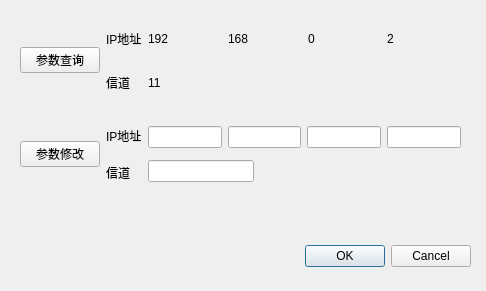
The window that argsetup.ui (ishamo/boom) describes before a commit, drawn with Qt 5.
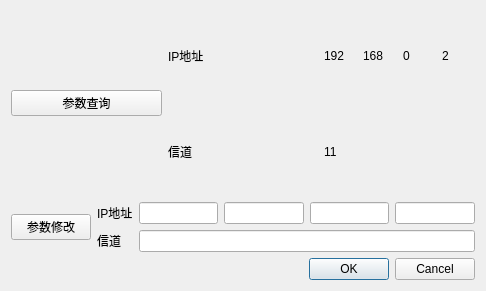
The same window after the commit.

```diff
--- a/argsetup.ui
+++ b/argsetup.ui
@@ -16,15 +16,61 @@
   <property name="modal">
    <bool>true</bool>
   </property>
+  <layout class="QGridLayout" name="gridLayout">
+   <item row="1" column="0">
+    <layout class="QHBoxLayout" name="horizontalLayout_4">
+     <item>
+      <widget class="QPushButton" name="pushButton_2">
+       <property name="text">
+        <string>参数修改</string>
+       </property>
+      </widget>
+     </item>
+     <item>
+      <layout class="QVBoxLayout" name="verticalLayout">
+       <item>
+        <widget class="QLabel" name="label_3">
+         <property name="text">
+          <string>IP地址</string>
+         </property>
+        </widget>
+       </item>
+       <item>
+        <widget class="QLabel" name="label_4">
+         <property name="text">
+          <string>信道</string>
+         </property>
+        </widget>
+       </item>
+      </layout>
+     </item>
+     <item>
+      <layout class="QVBoxLayout" name="verticalLayout_4">
+       <item>
+        <layout class="QHBoxLayout" name="horizontalLayout_2">
+         <item>
+          <widget class="QLineEdit" name="lineEdit"/>
+         </item>
+         <item>
+          <widget class="QLineEdit" name="lineEdit_2"/>
+         </item>
+         <item>
+          <widget class="QLineEdit" name="lineEdit_3"/>
+         </item>
+         <item>
+          <widget class="QLineEdit" name="lineEdit_4"/>
+         </item>
+        </layout>
+       </item>
+       <item>
+        <widget class="QLineEdit" name="lineEdit_5"/>
+       </item>
+      </layout>
+     </item>
+    </layout>
+   </item>
+   <item row="2" column="0">
   <widget class="QDialogButtonBox" name="buttonBox">
-   <property name="geometry">
-    <rect>
-     <x>130</x>
-     <y>240</y>
-     <width>341</width>
-     <height>32</height>
-    </rect>
-   </property>
    <property name="orientation">
     <enum>Qt::Horizontal</enum>
    </property>
@@ -32,16 +78,9 @@
     <set>QDialogButtonBox::Cancel|QDialogButtonBox::Ok</set>
    </property>
   </widget>
-  <widget class="QWidget" name="">
-   <property name="geometry">
-    <rect>
-     <x>20</x>
-     <y>20</y>
-     <width>441</width>
-     <height>81</height>
-    </rect>
-   </property>
-   <layout class="QHBoxLayout" name="horizontalLayout_6">
+   </item>
+   <item row="0" column="0">
+    <layout class="QHBoxLayout" name="horizontalLayout_3">
     <item>
      <widget class="QPushButton" name="pushButton">
       <property name="text">
@@ -50,8 +89,6 @@
      </widget>
     </item>
     <item>
-     <layout class="QHBoxLayout" name="horizontalLayout_5">
-      <item>
        <layout class="QVBoxLayout" name="verticalLayout_2">
         <item>
          <widget class="QLabel" name="label">
@@ -104,112 +141,17 @@
          </layout>
         </item>
         <item>
-         <layout class="QHBoxLayout" name="horizontalLayout_3">
-          <item>
            <widget class="QLabel" name="label_9">
             <property name="text">
              <string>11</string>
             </property>
            </widget>
           </item>
-          <item>
-           <spacer name="horizontalSpacer">
-            <property name="orientation">
-             <enum>Qt::Horizontal</enum>
-            </property>
-            <property name="sizeHint" stdset="0">
-             <size>
-              <width>40</width>
-              <height>20</height>
-             </size>
-            </property>
-           </spacer>
-          </item>
          </layout>
         </item>
        </layout>
       </item>
      </layout>
-    </item>
-   </layout>
-  </widget>
-  <widget class="QWidget" name="">
-   <property name="geometry">
-    <rect>
-     <x>20</x>
-     <y>120</y>
-     <width>441</width>
-     <height>68</height>
-    </rect>
-   </property>
-   <layout class="QHBoxLayout" name="horizontalLayout_7">
-    <item>
-     <widget class="QPushButton" name="pushButton_2">
-      <property name="text">
-       <string>参数修改</string>
-      </property>
-     </widget>
-    </item>
-    <item>
-     <layout class="QVBoxLayout" name="verticalLayout">
-      <item>
-       <widget class="QLabel" name="label_3">
-        <property name="text">
-         <string>IP地址</string>
-        </property>
-       </widget>
-      </item>
-      <item>
-       <widget class="QLabel" name="label_4">
-        <property name="text">
-         <string>信道</string>
-        </property>
-       </widget>
-      </item>
-     </layout>
-    </item>
-    <item>
-     <layout class="QVBoxLayout" name="verticalLayout_4">
-      <item>
-       <layout class="QHBoxLayout" name="horizontalLayout_2">
-        <item>
-         <widget class="QLineEdit" name="lineEdit"/>
-        </item>
-        <item>
-         <widget class="QLineEdit" name="lineEdit_2"/>
-        </item>
-        <item>
-         <widget class="QLineEdit" name="lineEdit_3"/>
-        </item>
-        <item>
-         <widget class="QLineEdit" name="lineEdit_4"/>
-        </item>
-       </layout>
-      </item>
-      <item>
-       <layout class="QHBoxLayout" name="horizontalLayout_4">
-        <item>
-         <widget class="QLineEdit" name="lineEdit_5"/>
-        </item>
-        <item>
-         <spacer name="horizontalSpacer_2">
-          <property name="orientation">
-           <enum>Qt::Horizontal</enum>
-          </property>
-          <property name="sizeHint" stdset="0">
-           <size>
-            <width>208</width>
-            <height>20</height>
-           </size>
-          </property>
-         </spacer>
-        </item>
-       </layout>
-      </item>
-     </layout>
-    </item>
-   </layout>
-  </widget>
  </widget>
  <resources/>
  <connections>
```
Lines whose indentation alone changed are shown as unchanged.
